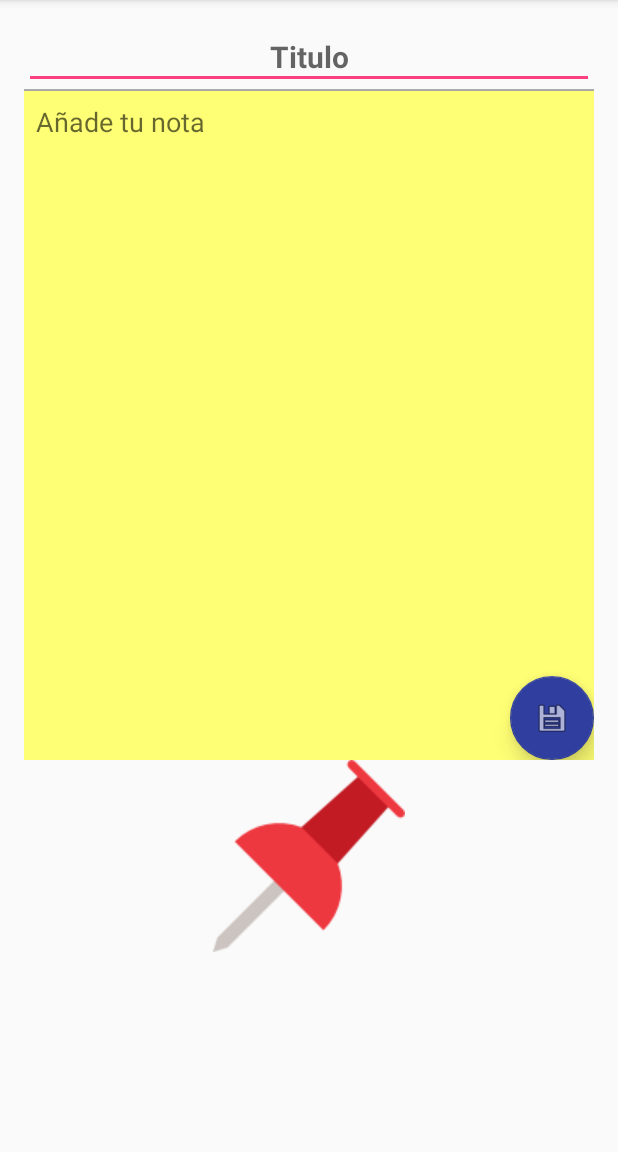
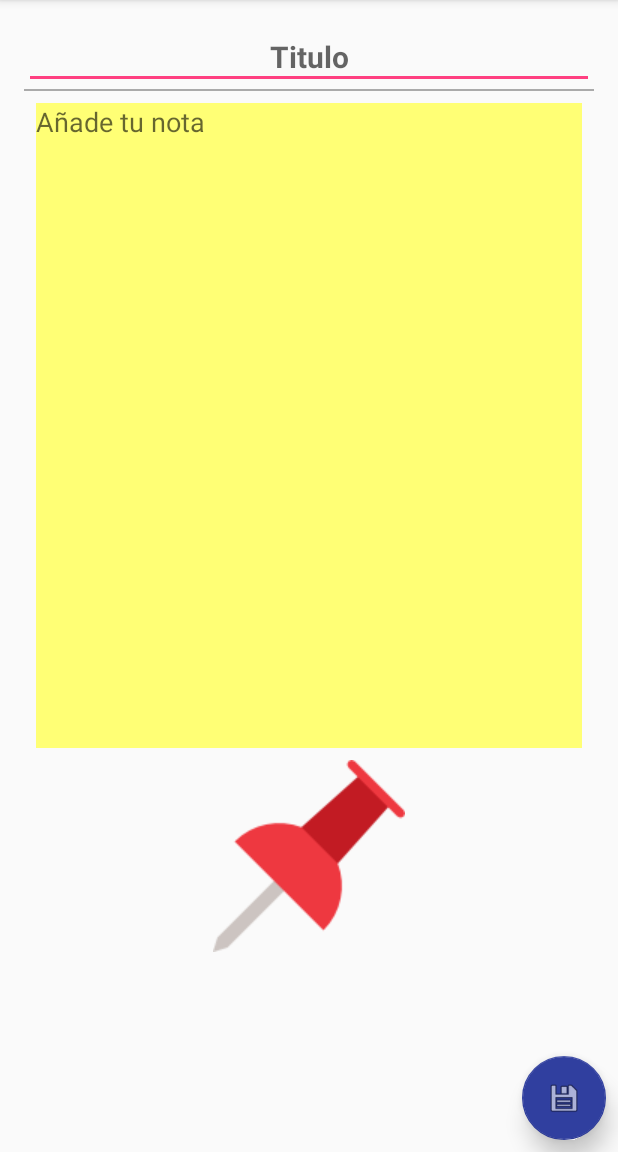
Before and after one commit to guilleortiz/MyNotes, an Android app: the NoteActivity screen opened directly, with no data from a screen before it, on a phone screen of 412 x 824 dp, the part 84-1236 px from its top. Run offline under Robolectric (Android 15) with nearby library versions, the light colour scheme and no system bars; our stand-ins replace ButterKnife.

Commit message:
NoteActivity ui upgrate

```diff
--- a/app/src/main/res/layout/activity_note.xml
+++ b/app/src/main/res/layout/activity_note.xml
@@ -1,8 +1,32 @@
 <?xml version="1.0" encoding="utf-8"?>
+
+
+<RelativeLayout android:layout_width="match_parent"
+    android:layout_height="match_parent"
+    xmlns:android="http://schemas.android.com/apk/res/android"
+    xmlns:app="http://schemas.android.com/apk/res-auto">
+
+    <android.support.design.widget.FloatingActionButton
+        android:id="@+id/floatingSaveActionButton"
+        android:layout_width="match_parent"
+        android:layout_height="wrap_content"
+        android:clickable="true"
+        app:fabSize="normal"
+
+        app:srcCompat="@android:drawable/ic_menu_save"
+
+        app:elevation="9dp"
+        app:backgroundTint="?attr/colorPrimaryDark"
+        android:layout_alignParentBottom="true"
+        android:layout_alignParentRight="true"
+        android:layout_alignParentEnd="true"
+        android:layout_margin="8dp" />
 
 <ScrollView android:layout_width="wrap_content"
     android:layout_height="wrap_content"
     xmlns:android="http://schemas.android.com/apk/res/android">
+
+
 
         <LinearLayout xmlns:android="http://schemas.android.com/apk/res/android"
             xmlns:app="http://schemas.android.com/apk/res-auto"
@@ -23,6 +47,8 @@
                 android:hint="Titulo"
                 android:layout_width="match_parent"
                 android:layout_height="wrap_content"
+
+
 
                 android:textSize="20dp"
                 android:gravity="center"
@@ -50,34 +76,18 @@
                 android:layout_height="wrap_content"
 
 
-        android:padding="8dp"
                     android:hint="Añade tu nota"
                 android:gravity="start"
                 android:background="@color/posit"
                 android:selectAllOnFocus="false"
                     android:layout_alignParentTop="true"
                     android:layout_alignParentLeft="true"
-            android:layout_alignParentStart="true">
-
-
-
-
+                    android:layout_alignParentStart="true"
+                    android:layout_margin="8dp">
 
             </EditText>
 
-        <android.support.design.widget.FloatingActionButton
-            android:layout_width="match_parent"
-            android:layout_height="wrap_content"
-            android:clickable="true"
-            app:fabSize="normal"
 
-            app:srcCompat="@android:drawable/ic_menu_save"
-            android:id="@+id/floatingSaveActionButton"
-            app:elevation="9dp"
-            app:backgroundTint="?attr/colorPrimaryDark"
-            android:layout_alignParentBottom="true"
-            android:layout_alignParentRight="true"
-            android:layout_alignParentEnd="true" />
 
 
             </RelativeLayout>
@@ -92,4 +102,8 @@
 
 
         </LinearLayout>
+
+
     </ScrollView>
+
+</RelativeLayout>
```
Lines whose indentation alone changed are shown as unchanged.
